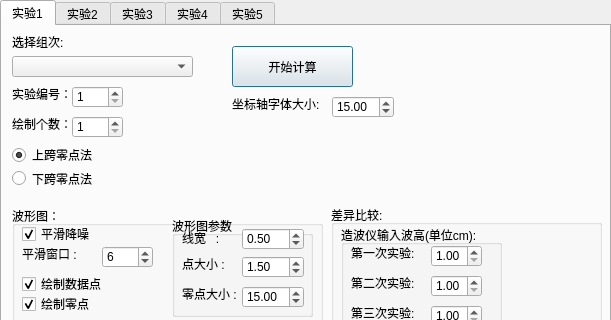
The window that GUI.ui (MagicMjs/CoastalDynamicsExpProcessing) describes before a commit, drawn with Qt 5; both pictures show x 0 to 611 and y 0 to 320 of the 611 by 744 pixel window.
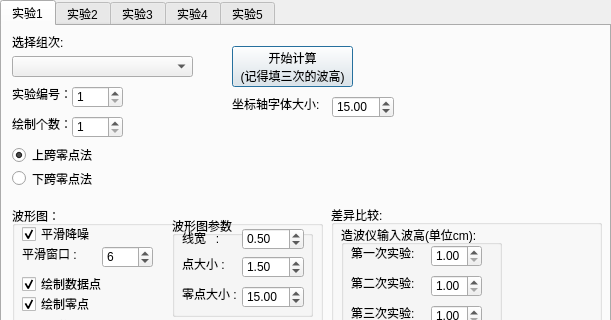
The same window after the commit.

Commit message: 修改s=2.65,修复已知问题

```diff
--- a/GUI.ui
+++ b/GUI.ui
@@ -78,7 +78,8 @@
       </rect>
      </property>
      <property name="text">
-      <string>开始计算</string>
+      <string>开始计算
+(记得填三次的波高)</string>
      </property>
     </widget>
     <widget class="QComboBox" name="filelist_sy1">
```
Left out of the diff: 12 changed lines with no effect on the pictures. The commit also changes 1 other file.
